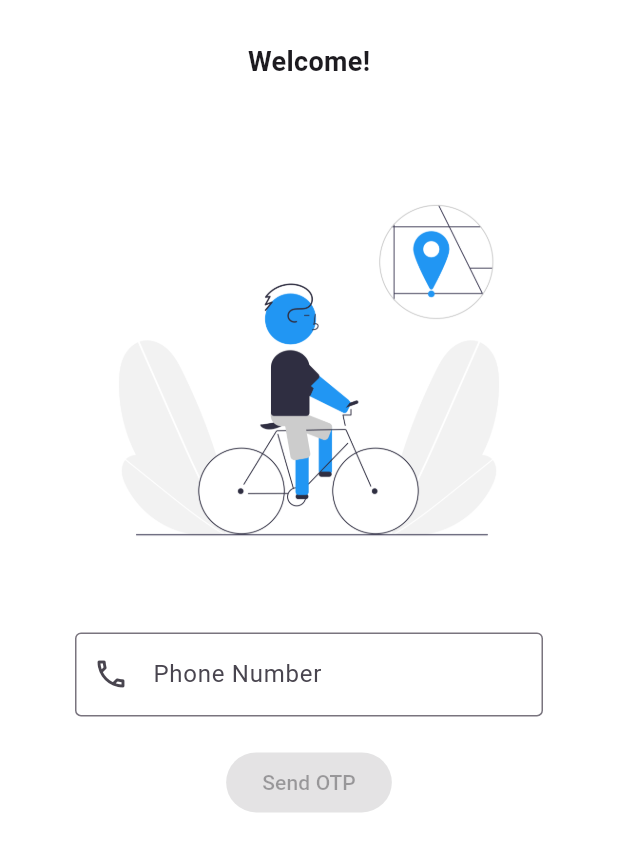
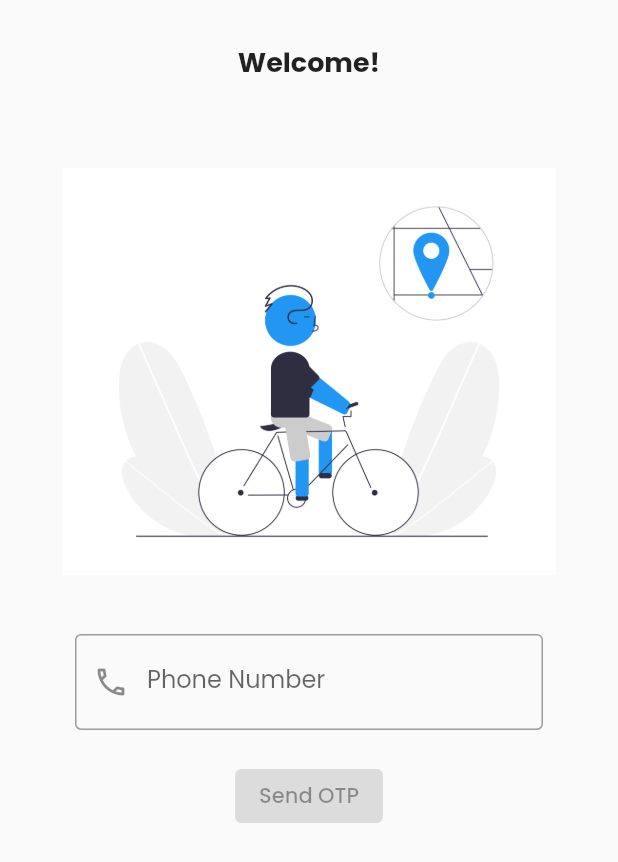
Before and after one commit to Mayuresh-G-Mhatre/public-bicycle-sharing-2, a Flutter app: the screen it shows after launch, after a tap on "Enable Location", after a tap on "Skip", after a tap on "Enter", on a phone screen of 412 x 824 dp. Shown: the top 862 px of the screen. Run offline on Flutter 3.47's test engine with Material 2 defaults, Android fonts, the phone set to English and light mode, and no system bars; our stand-ins replace accordion, animated_text_kit, flutter_rating_bar, fluttertoast, google_fonts, introduction_screen and 6 more; missing offline and left inert: qr_code_scanner, slide_to_confirm.

Commit message:
feat fixed dark mode theme data

```diff
--- a/lib/main.dart
+++ b/lib/main.dart
@@ -1,9 +1,13 @@
 import 'package:flutter/material.dart';
+import 'package:public_bicycle_sharing/provider/theme.custom.dart';
 import 'package:public_bicycle_sharing/screens/home/default_home.dart';
 import 'package:public_bicycle_sharing/screens/home/qr_scan.dart';
 import 'package:public_bicycle_sharing/screens/loading/splash.dart';
 import 'package:public_bicycle_sharing/screens/settings/config.dart';
 import 'package:public_bicycle_sharing/services/shared_prefs.dart';
+import 'package:provider/provider.dart';
+
+import 'provider/theme.data.dart';
 
 void main() => runApp(const MyApp());
 
@@ -17,9 +21,6 @@ class MyApp extends StatefulWidget {
 class _MyAppState extends State<MyApp> {
   SharedPrefGetsNSets sprefs = SharedPrefGetsNSets();
 
-  late String _themeColor;
-  late bool _isDark;
-
   Map<String, Color> stringToColor = {
     'blue': Colors.blue,
     'purple': Colors.purple,
@@ -28,27 +29,27 @@ class _MyAppState extends State<MyApp> {
     'brown': Colors.brown,
   };
 
-  // shared pref //
-  Future<void> getThemeColor() async {
-    String? themeColor = await sprefs.getThemeColor();
-    setState(() {
-      _themeColor = themeColor!;
-    });
-  }
+  // // shared pref //
+  // Future<void> getThemeColor() async {
+  //   String? themeColor = await sprefs.getThemeColor();
+  //   setState(() {
+  //     _themeColor = themeColor!;
+  //   });
+  // }
 
-  // shared pref //
-  Future<void> getDarkThemeStatus() async {
-    bool? isDark = await sprefs.getDarkThemeStatus();
-    setState(() {
-      _isDark = isDark!;
-    });
-  }
+  // // shared pref //
+  // Future<void> getDarkThemeStatus() async {
+  //   bool? isDark = await sprefs.getDarkThemeStatus();
+  //   setState(() {
+  //     _isDark = isDark!;
+  //   });
+  // }
 
   final ThemeData _lightTheme = ThemeData(
     useMaterial3: true,
     scaffoldBackgroundColor: Colors.white,
     brightness: Brightness.light,
-    primaryColor: Colors.blue,  // #2196F3
+    primaryColor: Colors.blue, // #2196F3
     // floatingActionButtonTheme:
     //     const FloatingActionButtonThemeData(backgroundColor: Colors.blue),
   );
@@ -73,14 +74,19 @@ class _MyAppState extends State<MyApp> {
 
   @override
   Widget build(BuildContext context) {
-    return MaterialApp(
-      debugShowCheckedModeBanner: false,
-      title: 'WePedL',
-      theme: _lightTheme,
-      darkTheme: _darkTheme,
-      themeMode: currentTheme.currentTheme(),
-      home: const SplashScreen(),
-      // home: const DefaultHomeScreen(), // for testing
+    return MultiProvider(
+      providers: [
+        ChangeNotifierProvider(create: (_) => ThemeProvider()),
+      ],
+      child: MaterialApp(
+        debugShowCheckedModeBanner: false,
+        title: 'WePedL',
+        theme: CustomTheme.lightTheme(),
+        darkTheme: CustomTheme.darkTheme(),
+        themeMode: ThemeProvider().themeMode,
+        home: const SplashScreen(),
+        // home: const DefaultHomeScreen(), // for testing
+      ),
     );
   }
 }
--- /dev/null
+++ b/lib/provider/theme.custom.dart
@@ -0,0 +1,24 @@
+import 'package:flutter/material.dart';
+import 'package:google_fonts/google_fonts.dart';
+
+class CustomTheme {
+  static ThemeData lightTheme() {
+    return ThemeData(
+      fontFamily: GoogleFonts.poppins(
+        fontWeight: FontWeight.w700,
+      ).fontFamily,
+    );
+  }
+
+  static ThemeData darkTheme() {
+    return ThemeData(
+      fontFamily: GoogleFonts.poppins(
+        fontWeight: FontWeight.w700,
+      ).fontFamily,
+      brightness: Brightness.dark,
+      appBarTheme: const AppBarTheme(
+        color: Color.fromARGB(255, 42, 42, 42),
+      ),
+    );
+  }
+}
--- /dev/null
+++ b/lib/provider/theme.data.dart
@@ -0,0 +1,12 @@
+import 'package:flutter/material.dart';
+
+class ThemeProvider with ChangeNotifier {
+  var _themeMode = ThemeMode.light;
+
+  ThemeMode get themeMode => _themeMode;
+
+  void setThemeMode(ThemeMode themeMode) {
+    _themeMode = themeMode;
+    notifyListeners();
+  }
+}
--- a/lib/screens/settings/settings.dart
+++ b/lib/screens/settings/settings.dart
@@ -5,6 +5,7 @@ import 'package:public_bicycle_sharing/screens/settings/config.dart';
 import 'package:public_bicycle_sharing/screens/settings/tc_pp.dart';
 import 'package:public_bicycle_sharing/services/shared_prefs.dart';
 import 'package:shared_preferences/shared_preferences.dart';
+import '../../provider/theme.data.dart';
 
 class SettingsScreen extends StatefulWidget {
   const SettingsScreen({super.key});
@@ -239,9 +240,15 @@ class _SettingsScreenState extends State<SettingsScreen> {
                           customBorder: RoundedRectangleBorder(
                               borderRadius: BorderRadius.circular(50)),
                           onTap: () async {
-                            setState(() {
-                              _themeColor = 'blue';
-                            });
+                            if (ThemeProvider().themeMode == ThemeMode.light) {
+                              ThemeProvider().setThemeMode(ThemeMode.dark);
+                            } else {
+                              ThemeProvider().setThemeMode(ThemeMode.light);
+                            }
+
+                            // setState(() {
+                            //   _themeColor = 'blue';
+                            // });
                             await sprefs.setThemeColor(_themeColor);
                             showUnderDevelopmentToast();
                           },
--- a/pubspec.yaml
+++ b/pubspec.yaml
@@ -37,12 +37,14 @@ dependencies:
   flutter_rating_bar: ^4.0.1
   flutter_svg: ^1.1.6
   fluttertoast: ^8.1.2
+  google_fonts: ^4.0.3
   intl: ^0.18.0
   introduction_screen: ^3.1.2
   lottie: ^2.0.0
   multiavatar: ^0.1.5
   otp_text_field: ^1.1.3
   persistent_bottom_nav_bar_v2: ^4.2.6
+  provider: ^6.0.5
   qr_code_scanner: ^1.0.1
   share_plus: ^6.3.0
   shared_preferences: ^2.0.15
```
Also changed, not shown: pubspec.lock.
